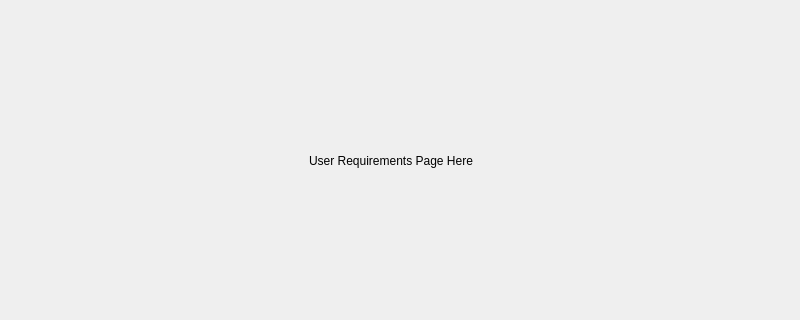
Qt form gui/mainwindow.ui (JamesAIzzard/codiet) before a commit; both pictures show x 0 to 800 and y 128 to 448 of the 800 by 600 pixel window.
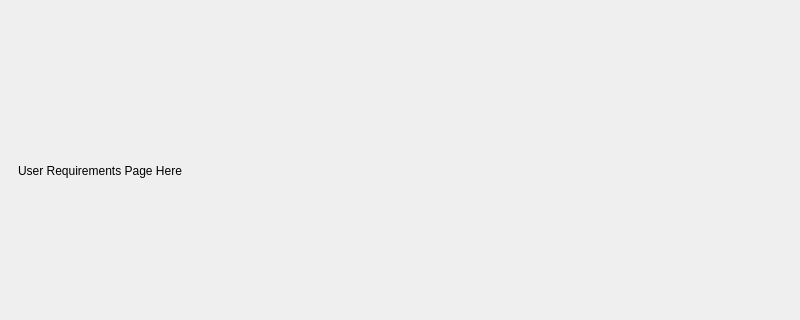
The same form after that commit.

```diff
--- a/gui/mainwindow.ui
+++ b/gui/mainwindow.ui
@@ -13,6 +13,9 @@
   <property name="windowTitle">
    <string>CoDiet</string>
   </property>
+  <property name="autoFillBackground">
+   <bool>false</bool>
+  </property>
   <widget class="QWidget" name="central_widget">
    <layout class="QVBoxLayout" name="verticalLayout">
     <item>
@@ -36,19 +39,15 @@
        </widget>
       </widget>
       <widget class="QWidget" name="pg_user_reqs">
+       <layout class="QVBoxLayout" name="verticalLayout_3">
+        <item>
        <widget class="QLabel" name="label_2">
-        <property name="geometry">
-         <rect>
-          <x>300</x>
-          <y>220</y>
-          <width>281</width>
-          <height>81</height>
-         </rect>
-        </property>
         <property name="text">
          <string>User Requirements Page Here</string>
         </property>
        </widget>
+        </item>
+       </layout>
       </widget>
      </widget>
     </item>
```
Left out of the diff: 12 changed lines with no effect on the pictures. Lines whose indentation alone changed are shown as unchanged.
